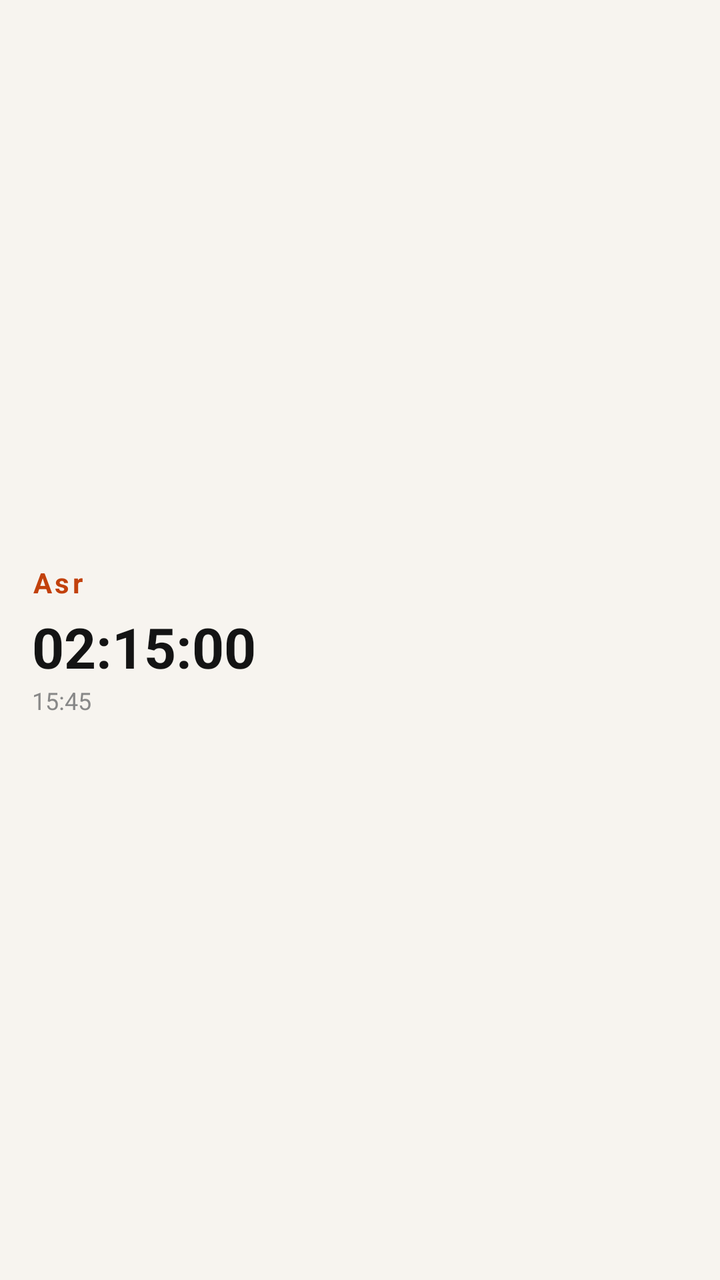
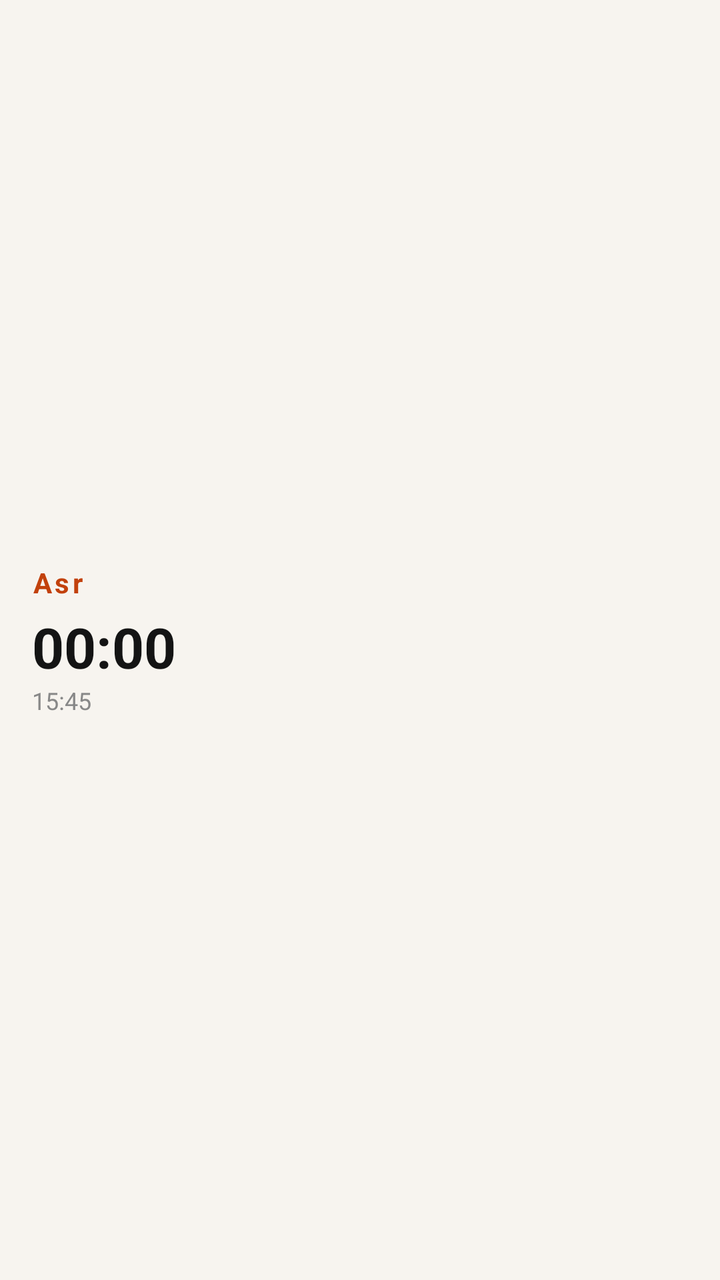

The first picture is an Android layout as it rendered before a commit; the second is the same layout after the commit. The layout source and the unified diff follow.
<!-- AndroidManifest.xml: application theme android:Theme.Material.Light.NoActionBar -->
<!-- res/layout/widget_next_prayer.xml -->
<?xml version="1.0" encoding="utf-8"?>
<LinearLayout xmlns:android="http://schemas.android.com/apk/res/android"
    android:layout_width="match_parent"
    android:layout_height="match_parent"
    android:background="#F7F4EF"
    android:orientation="vertical"
    android:padding="16dp"
    android:gravity="center_vertical">

    <TextView
        android:id="@+id/widget_prayer_name"
        android:layout_width="wrap_content"
        android:layout_height="wrap_content"
        android:text="Asr"
        android:textColor="#C2410C"
        android:textSize="14sp"
        android:textStyle="bold"
        android:letterSpacing="0.1" />

    <TextView
        android:id="@+id/widget_time_left"
        android:layout_width="wrap_content"
        android:layout_height="wrap_content"
        android:text="02:15:00"
        android:textColor="#141414"
        android:textSize="28sp"
        android:textStyle="bold"
        android:layout_marginTop="4dp" />

    <TextView
        android:id="@+id/widget_time_clock"
        android:layout_width="wrap_content"
        android:layout_height="wrap_content"
        android:text="15:45"
        android:textColor="#888888"
        android:textSize="12sp" />
</LinearLayout>
<!-- resources referenced by this layout -->
<resources>

</resources>

<!-- the commit's change to res/layout/widget_next_prayer.xml (unified diff, before → after) -->
@@ -17,11 +17,11 @@
         android:textStyle="bold"
         android:letterSpacing="0.1" />
 
-    <TextView
-        android:id="@+id/widget_time_left"
+    
+    <Chronometer
+        android:id="@+id/widget_chronometer"
         android:layout_width="wrap_content"
         android:layout_height="wrap_content"
-        android:text="02:15:00"
         android:textColor="#141414"
         android:textSize="28sp"
         android:textStyle="bold"
